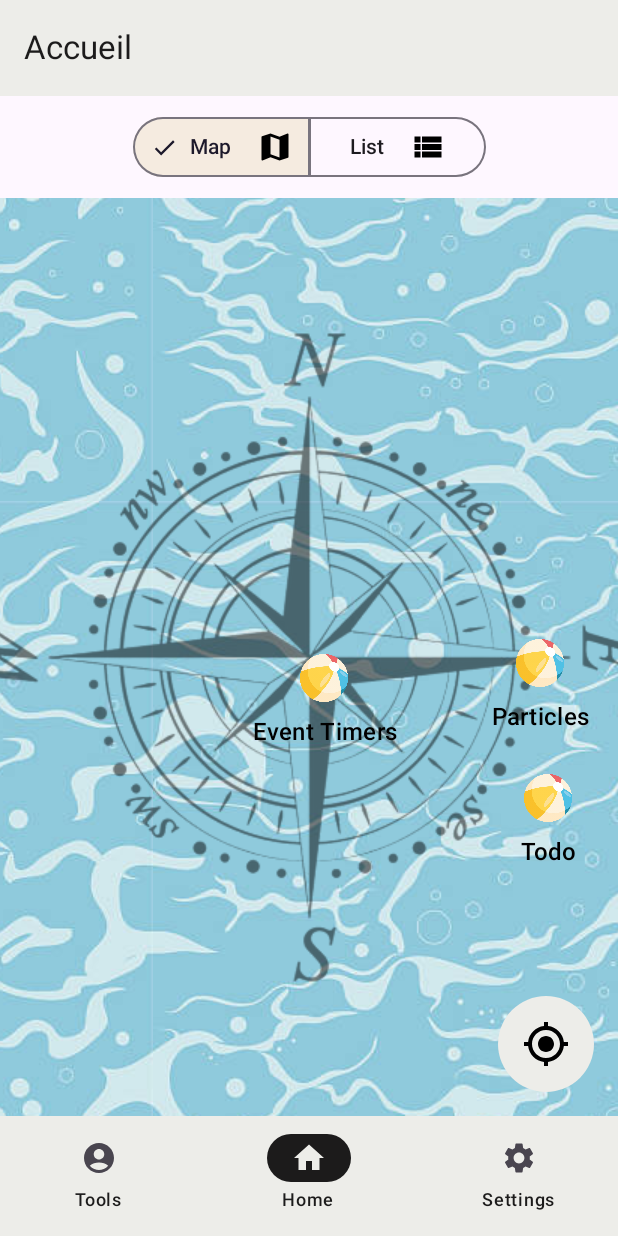
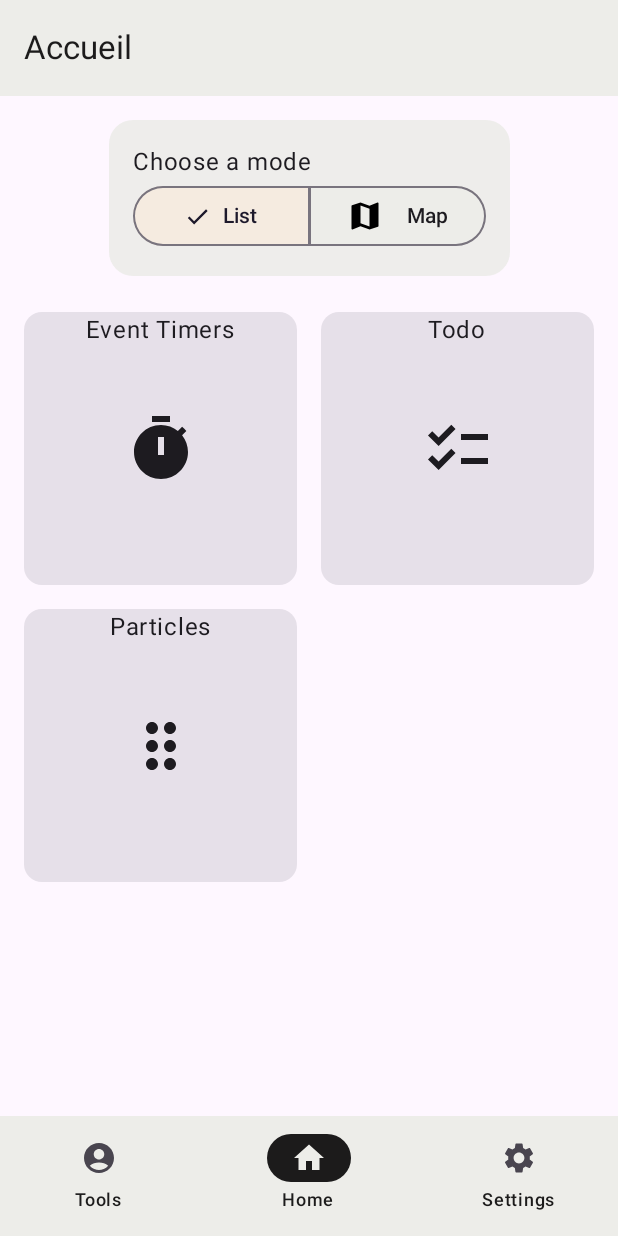
Before and after one commit to Black4rrow/ToolsApp, an Android app built with Jetpack Compose: the composable MainApp shown on its own in the app's theme, on a phone screen of 412 x 824 dp. Run offline under Robolectric (Android 15) with nearby library versions, the phone set to English and light mode, and no system bars; our stand-ins replace Firebase (no records; nobody signed in at launch, a user with empty details on screens opened directly).

Commit message:
feat : fresh start

```diff
--- a/app/src/main/java/com/example/toolsapp/ui/screens/ToolsListScreens.kt
+++ b/app/src/main/java/com/example/toolsapp/ui/screens/ToolsListScreens.kt
@@ -6,10 +6,16 @@ import androidx.compose.foundation.border
 import androidx.compose.foundation.clickable
 import androidx.compose.foundation.gestures.detectTransformGestures
 import androidx.compose.foundation.layout.*
+import androidx.compose.foundation.lazy.grid.GridCells
+import androidx.compose.foundation.lazy.grid.LazyVerticalGrid
+import androidx.compose.foundation.lazy.grid.items
 import androidx.compose.material3.Button
+import androidx.compose.material3.Card
+import androidx.compose.material3.Icon
 import androidx.compose.material3.MaterialTheme
 import androidx.compose.material3.SegmentedButton
 import androidx.compose.material3.SegmentedButtonDefaults
+import androidx.compose.material3.ShapeDefaults
 import androidx.compose.material3.SingleChoiceSegmentedButtonRow
 import androidx.compose.material3.Text
 import androidx.compose.runtime.Composable
@@ -21,6 +27,7 @@ import androidx.compose.runtime.setValue
 import androidx.compose.ui.Alignment
 import androidx.compose.ui.Modifier
 import androidx.compose.ui.draw.alpha
+import androidx.compose.ui.draw.clip
 import androidx.compose.ui.draw.clipToBounds
 import androidx.compose.ui.draw.drawWithCache
 import androidx.compose.ui.geometry.Offset
@@ -62,13 +69,23 @@ fun ToolsScreen(
         Box(
             modifier = Modifier
                 .fillMaxWidth()
-                .weight(0.1f)
+                .weight(1f)
+                .clipToBounds()
         ){
-            val options = listOf("MAP", "LIST")
+            val options = listOf("LIST", "MAP")
+
+            Column(
+                Modifier
+                    .padding(top = 16.dp)
+                    .clip(shape = ShapeDefaults.Large)
+                    .background(MaterialTheme.colorScheme.primary.copy(alpha = .9f))
+                    .zIndex(1f)
+                    .align(Alignment.TopCenter)
+                    .padding(16.dp)
+            ){
+                Text(stringResource(R.string.choose_mode))
 
                 SingleChoiceSegmentedButtonRow(
-                modifier = Modifier
-                    .align(Alignment.Center)
                 ) {
                     options.forEachIndexed{index, label ->
                         SegmentedButton(
@@ -82,30 +99,32 @@ fun ToolsScreen(
                                 Row(verticalAlignment = Alignment.CenterVertically){
                                     when(label){
                                         "MAP" -> {
+                                            if (index != selectedIndex) {
+                                                Image(painter = painterResource(R.drawable.map), contentDescription = "Map icon")
+                                                Spacer(modifier = Modifier.width(16.dp))
+                                            }
                                             Text(stringResource(R.string.map_label))
-                                        Spacer(modifier = Modifier.width(16.dp))
-                                        Image(painter = painterResource(R.drawable.map), contentDescription = "Map icon")
                                         }
 
                                         "LIST" -> {
+                                            if (index != selectedIndex) {
+                                                Image(painter = painterResource(R.drawable.view_list), contentDescription = "List icon")
+                                                Spacer(modifier = Modifier.width(16.dp))
+                                            }
                                             Text(stringResource(R.string.list_label))
-                                        Spacer(modifier = Modifier.width(16.dp))
-                                        Image(painter = painterResource(R.drawable.view_list), contentDescription = "List icon")
                                         }
                                     }
                                 }
-                        }
+                            },
+                            colors = SegmentedButtonDefaults.colors(
+                                inactiveContainerColor = MaterialTheme.colorScheme.primary
+                            )
                         )
                     }
                 }
             }
-        Box(
-            modifier = Modifier
-                .fillMaxWidth()
-                .weight(0.9f)
-                .clipToBounds()
-        ){
-            if(selectedIndex == 0){
+
+            if(selectedIndex == 1){
                 ToolsMapScreen(
                     tools = tools,
                     onToolClick = onToolClick,
@@ -129,7 +148,22 @@ fun ToolsListScreen(
     onToolClick: (ToolsDestination) -> Unit,
     theme: Theme
 ){
-
+    LazyVerticalGrid(
+        modifier = Modifier
+            .padding(top = 128.dp)
+            .fillMaxSize(),
+        columns = GridCells.Adaptive(minSize = 128.dp),
+        verticalArrangement = Arrangement.spacedBy(16.dp),
+        horizontalArrangement = Arrangement.spacedBy(16.dp),
+        contentPadding = PaddingValues(16.dp)
+    ){
+        items(tools) { tool ->
+            ToolCard(
+                tool,
+                onClick = onToolClick
+            )
+        }
+    }
 }
 
 @Composable
@@ -264,5 +298,33 @@ fun ToolsMapScreen(
             )
         }
     }
+}
 
+@Composable
+fun ToolCard(
+    tool: ToolsDestination,
+    onClick: (ToolsDestination) -> Unit,
+){
+    Card(
+        modifier = Modifier
+            .fillMaxSize()
+            .aspectRatio(1f)
+            .clickable { onClick(tool) }
+    ) {
+        Box(modifier = Modifier.fillMaxSize()){
+            Icon(
+                modifier = Modifier
+                    .padding(16.dp)
+                    .align(Alignment.Center)
+                    .size(48.dp),
+                painter = painterResource(tool.iconId),
+                contentDescription = "${tool.title} icon",
+            )
+            Text(
+                modifier = Modifier
+                .align(Alignment.TopCenter),
+                text = tool.title
+            )
         }
+    }
+}
--- /dev/null
+++ b/app/src/main/res/drawable/check.xml
@@ -0,0 +1,5 @@
+<vector xmlns:android="http://schemas.android.com/apk/res/android" android:autoMirrored="true" android:height="24dp" android:tint="#000000" android:viewportHeight="24" android:viewportWidth="24" android:width="24dp">
+
+    <path android:fillColor="@android:color/white" android:pathData="M9,16.17L4.83,12l-1.42,1.41L9,19 21,7l-1.41,-1.41z"/>
+
+</vector>
--- a/app/src/main/res/values/strings.xml
+++ b/app/src/main/res/values/strings.xml
@@ -63,4 +63,5 @@
     <string name="spawn_frequency">Spawn frequency</string>
     <string name="map_label">Map</string>
     <string name="list_label">List</string>
+    <string name="choose_mode">Choose a mode</string>
 </resources>
```
Also changed, not shown: 1 other file. Lines whose indentation alone changed are shown as unchanged.
